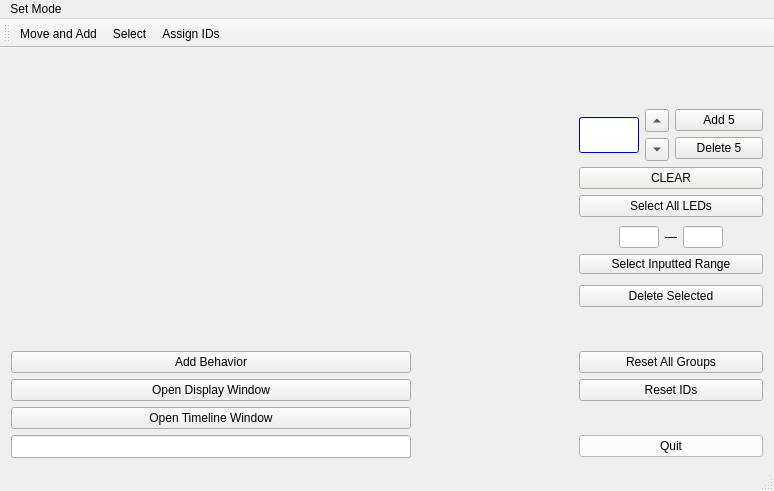
This is GUI_Code/BlockTrial/mainwindow.ui in sonderswag/Modular-LED-HRI- as Qt 5 draws it before an edit. The edited form follows.
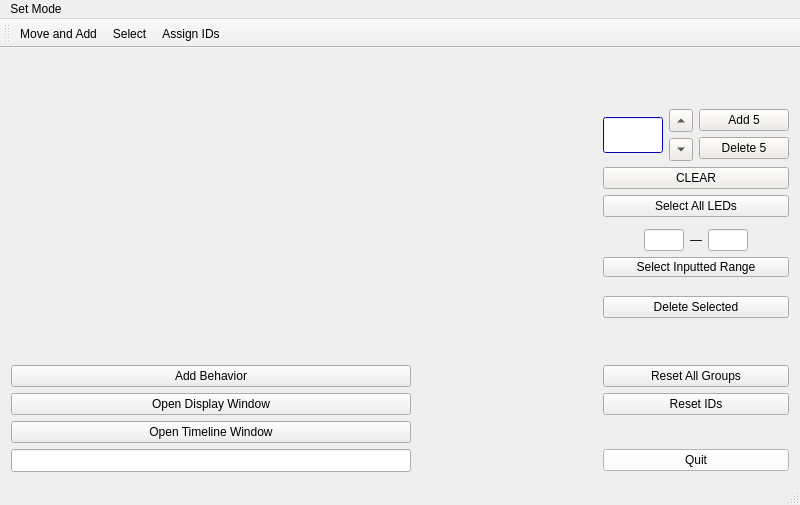
This is the edited form. Icons and pictures are not drawn.

What changed in the file:
```diff
--- a/GUI_Code/BlockTrial/mainwindow.ui
+++ b/GUI_Code/BlockTrial/mainwindow.ui
@@ -6,8 +6,8 @@
    <rect>
     <x>0</x>
     <y>0</y>
-    <width>774</width>
-    <height>491</height>
+    <width>800</width>
+    <height>505</height>
    </rect>
   </property>
   <property name="windowTitle">
@@ -3305,7 +3305,7 @@
     <rect>
      <x>0</x>
      <y>0</y>
-     <width>774</width>
+     <width>800</width>
      <height>20</height>
     </rect>
    </property>
```
